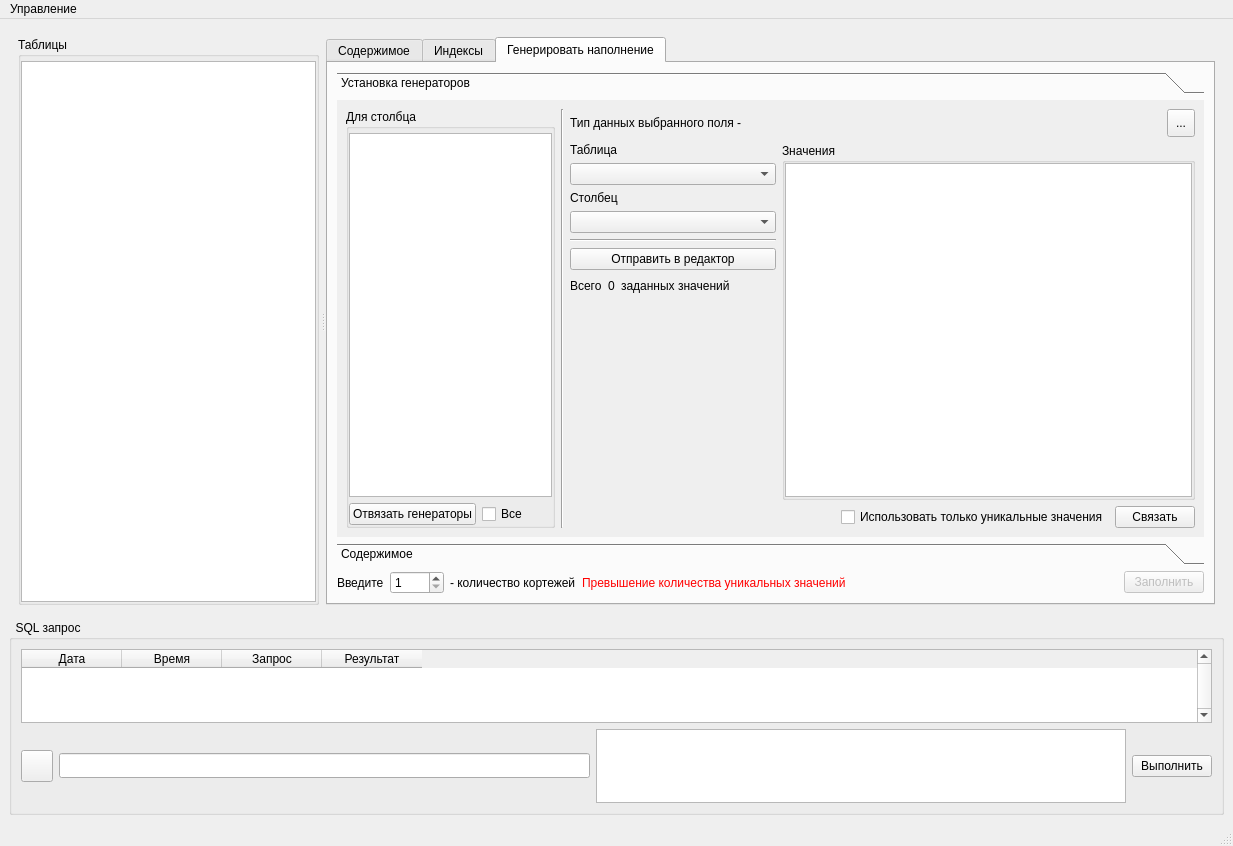
Above: interface/main.ui from L4ZURIT/SDBM before the change. Below: the same form after it.
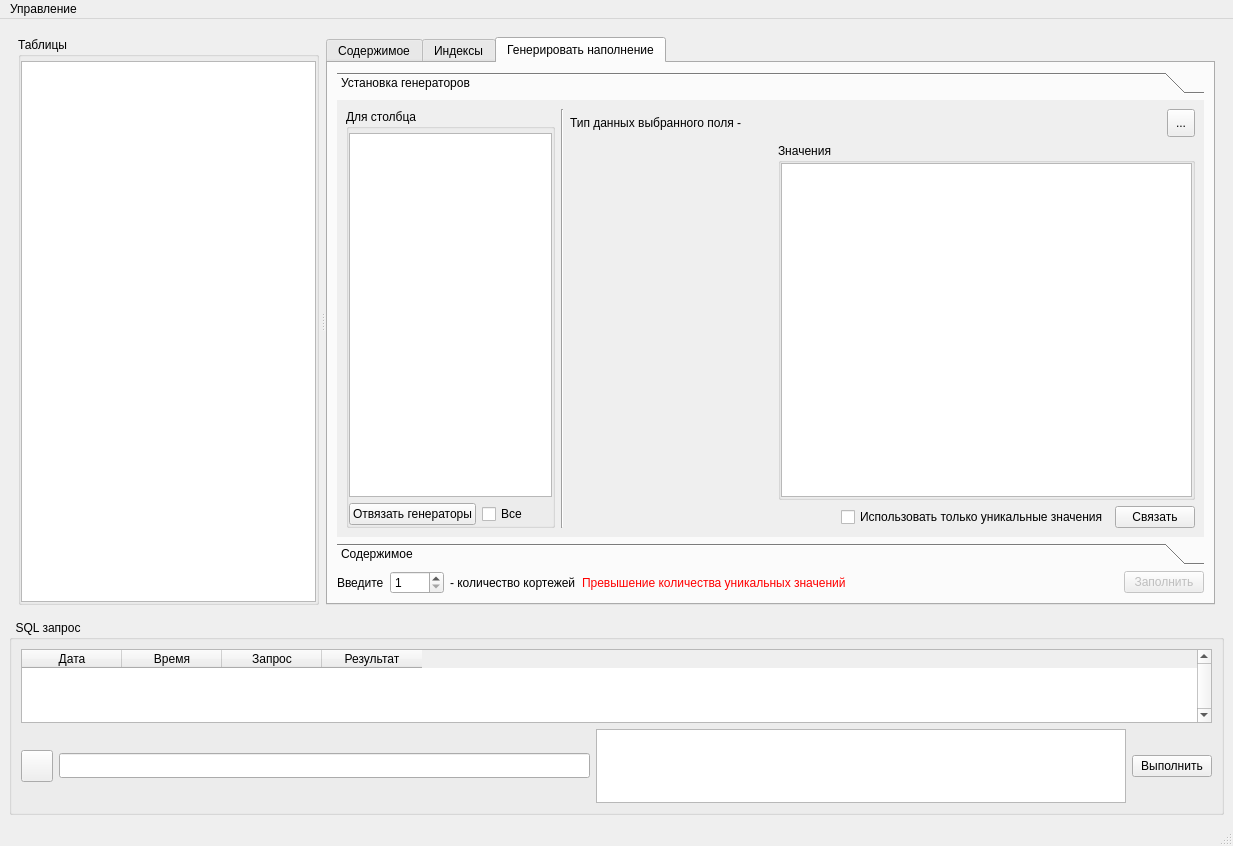
That is the form after the change. The open tabs and pages were chosen to show the change.

Commit message: Реализован класс генерации значений на основе ограничения внешнего ключа. Следующий этап рефакторинг инструмента предпросмотра и генерации кортежей с данными. После чего построчная генерация.

Patch:
```diff
--- a/interface/main.ui
+++ b/interface/main.ui
@@ -1148,7 +1148,7 @@
                       <x>0</x>
                       <y>0</y>
                       <width>865</width>
-                      <height>397</height>
+                      <height>371</height>
                      </rect>
                     </property>
                     <attribute name="label">
@@ -1467,93 +1467,7 @@
                             <number>0</number>
                            </property>
                            <item>
-                            <layout class="QVBoxLayout" name="verticalLayout_22">
-                             <item>
-                              <widget class="QLabel" name="label_23">
-                               <property name="text">
-                                <string>Таблица</string>
-                               </property>
-                              </widget>
-                             </item>
-                             <item>
-                              <widget class="QComboBox" name="comboBox"/>
-                             </item>
-                             <item>
-                              <widget class="QLabel" name="label_25">
-                               <property name="text">
-                                <string>Столбец</string>
-                               </property>
-                              </widget>
-                             </item>
-                             <item>
-                              <widget class="QComboBox" name="comboBox_2"/>
-                             </item>
-                             <item>
-                              <widget class="Line" name="line_4">
-                               <property name="orientation">
-                                <enum>Qt::Horizontal</enum>
-                               </property>
-                              </widget>
-                             </item>
-                             <item>
-                              <widget class="QPushButton" name="pushButton_24">
-                               <property name="text">
-                                <string>Отправить в редактор</string>
-                               </property>
-                              </widget>
-                             </item>
-                             <item>
-                              <layout class="QHBoxLayout" name="horizontalLayout_26">
-                               <item>
-                                <widget class="QLabel" name="label_26">
-                                 <property name="text">
-                                  <string>Всего</string>
-                                 </property>
-                                </widget>
-                               </item>
-                               <item>
-                                <widget class="QLabel" name="label_28">
-                                 <property name="text">
-                                  <string>0</string>
-                                 </property>
-                                </widget>
-                               </item>
-                               <item>
-                                <widget class="QLabel" name="label_35">
-                                 <property name="text">
-                                  <string>заданных значений</string>
-                                 </property>
-                                </widget>
-                               </item>
-                               <item>
-                                <spacer name="horizontalSpacer_15">
-                                 <property name="orientation">
-                                  <enum>Qt::Horizontal</enum>
-                                 </property>
-                                 <property name="sizeHint" stdset="0">
-                                  <size>
-                                   <width>40</width>
-                                   <height>20</height>
-                                  </size>
-                                 </property>
-                                </spacer>
-                               </item>
-                              </layout>
-                             </item>
-                             <item>
-                              <spacer name="verticalSpacer_8">
-                               <property name="orientation">
-                                <enum>Qt::Vertical</enum>
-                               </property>
-                               <property name="sizeHint" stdset="0">
-                                <size>
-                                 <width>20</width>
-                                 <height>40</height>
-                                </size>
-                               </property>
-                              </spacer>
-                             </item>
-                            </layout>
+                            <layout class="QVBoxLayout" name="lo_for_fks"/>
                            </item>
                            <item>
                             <widget class="QGroupBox" name="groupBox_8">
```
Left out of the diff: 10 changed lines with no effect on the pictures. The commit also changes 6 other files.
